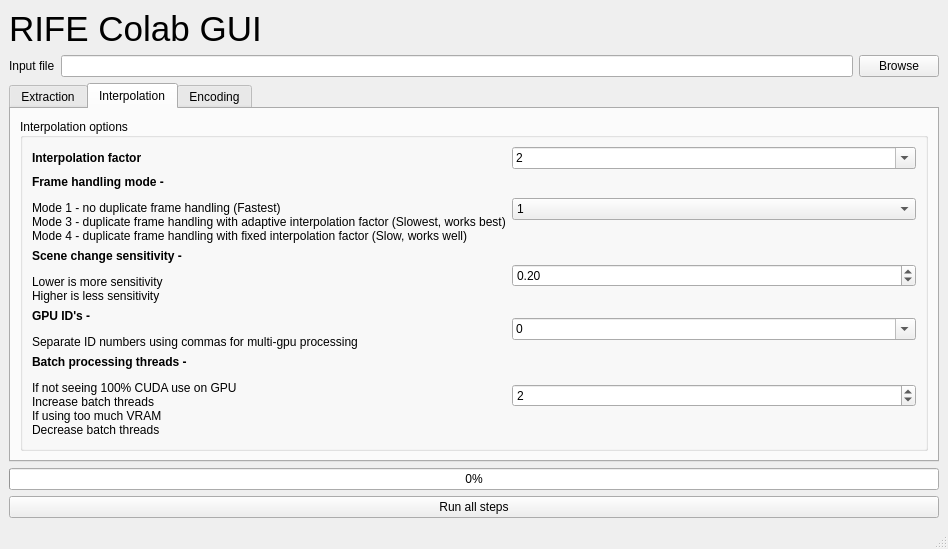
This is main_gui.ui in HeylonNHP/RIFE-Colab as Qt 5 draws it before an edit. The edited form follows.
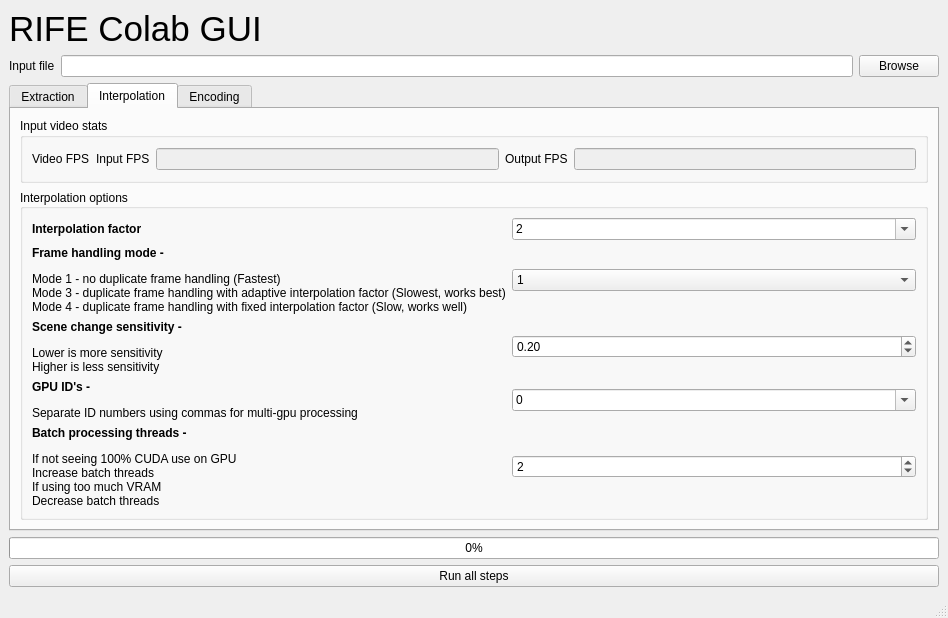
This is the edited form. The open tabs and pages were chosen to show the change.

Commit message: Show video FPS stats in GUI

What changed in the file:
```diff
--- a/main_gui.ui
+++ b/main_gui.ui
@@ -7,7 +7,7 @@
     <x>0</x>
     <y>0</y>
     <width>948</width>
-    <height>523</height>
+    <height>609</height>
    </rect>
   </property>
   <property name="windowTitle">
@@ -172,6 +172,50 @@
         <property name="sizeConstraint">
          <enum>QLayout::SetDefaultConstraint</enum>
         </property>
+        <item>
+         <widget class="QGroupBox" name="groupBox_4">
+          <property name="title">
+           <string>Input video stats</string>
+          </property>
+          <layout class="QGridLayout" name="gridLayout_5">
+           <item row="0" column="1">
+            <widget class="QLabel" name="label_17">
+             <property name="text">
+              <string>Input FPS</string>
+             </property>
+            </widget>
+           </item>
+           <item row="0" column="2">
+            <widget class="QLineEdit" name="VideostatsInputFPStext">
+             <property name="enabled">
+              <bool>false</bool>
+             </property>
+            </widget>
+           </item>
+           <item row="0" column="0">
+            <widget class="QLabel" name="label_16">
+             <property name="text">
+              <string>Video FPS</string>
+             </property>
+            </widget>
+           </item>
+           <item row="0" column="3">
+            <widget class="QLabel" name="label_18">
+             <property name="text">
+              <string>Output FPS</string>
+             </property>
+            </widget>
+           </item>
+           <item row="0" column="4">
+            <widget class="QLineEdit" name="VideostatsOutputFPStext">
+             <property name="enabled">
+              <bool>false</bool>
+             </property>
+            </widget>
+           </item>
+          </layout>
+         </widget>
+        </item>
         <item>
          <widget class="QGroupBox" name="groupBox">
           <property name="sizePolicy">
```
The commit also changes 2 other files.
